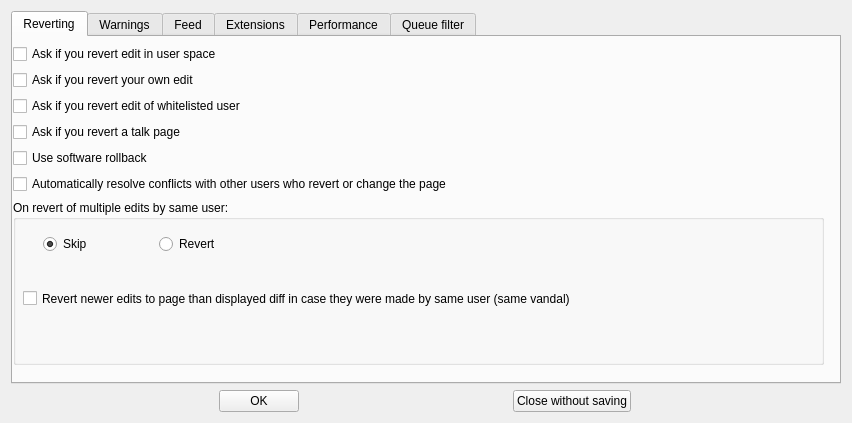
Qt form huggle/preferences.ui (huggle/huggle3-qt-lx) before a commit.
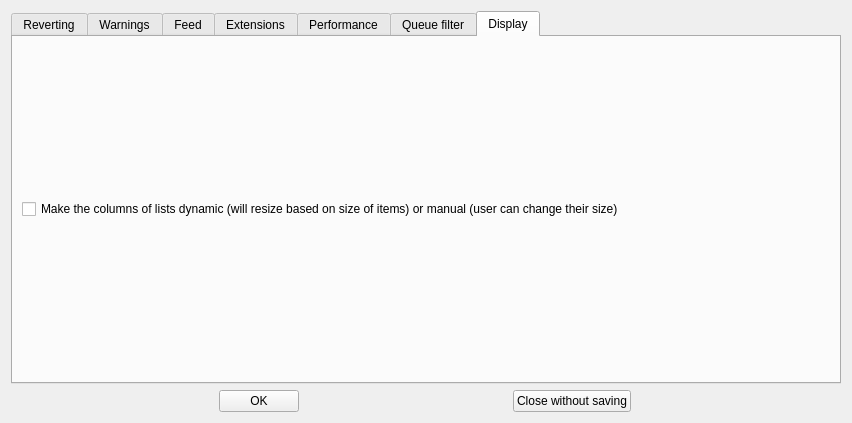
The same form after that commit. The open tabs and pages were chosen to show the change.

The edit to the form file:
```diff
--- a/huggle/preferences.ui
+++ b/huggle/preferences.ui
@@ -383,6 +383,29 @@
        </item>
       </layout>
      </widget>
+     <widget class="QWidget" name="tab_6">
+      <property name="sizePolicy">
+       <sizepolicy hsizetype="Preferred" vsizetype="Preferred">
+        <horstretch>0</horstretch>
+        <verstretch>0</verstretch>
+       </sizepolicy>
+      </property>
+      <attribute name="title">
+       <string>Display</string>
+      </attribute>
+      <layout class="QVBoxLayout" name="verticalLayout_9">
+       <item>
+        <widget class="QCheckBox" name="checkBox_22">
+         <property name="text">
+          <string>Make the columns of lists dynamic (will resize based on size of items) or manual (user can change their size)</string>
+         </property>
+        </widget>
+       </item>
+       <item>
+        <layout class="QVBoxLayout" name="verticalLayout_10"/>
+       </item>
+      </layout>
+     </widget>
     </widget>
    </item>
    <item>
```
Left out of the diff: 6 changed lines with no effect on the pictures.
